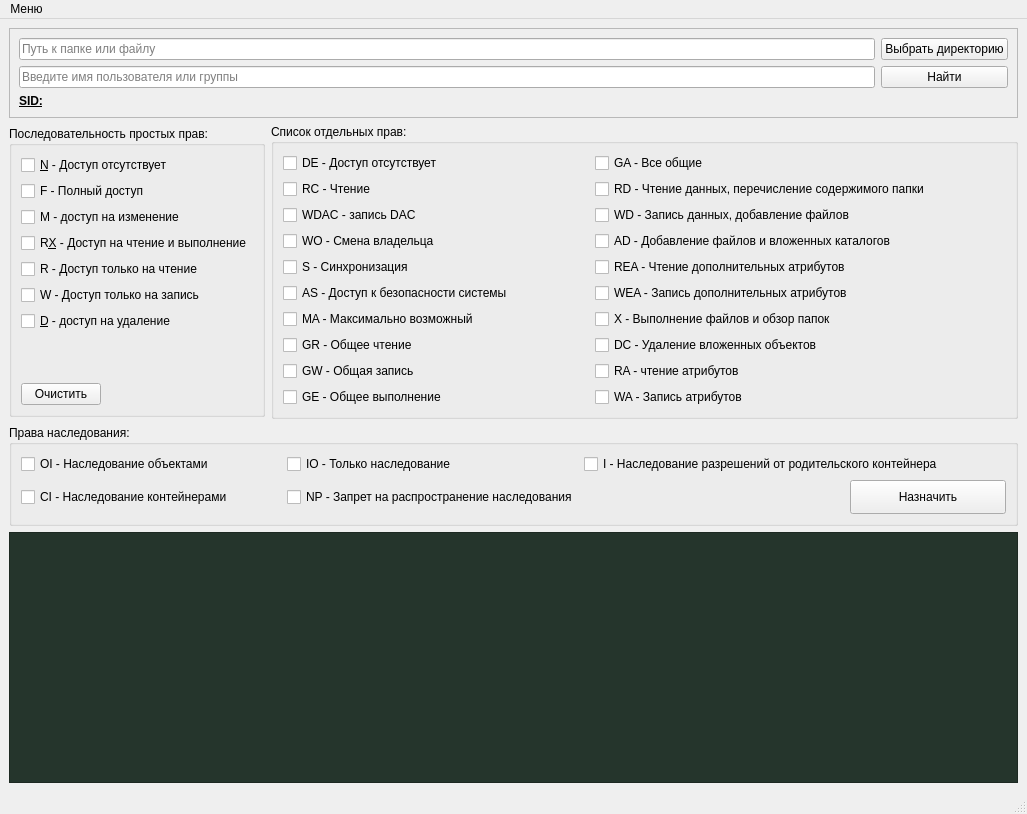
Qt form PyQTT/xCacls_shell/iCaclsGUI_2.ui (erfaenda/PiuPiu) before a commit.
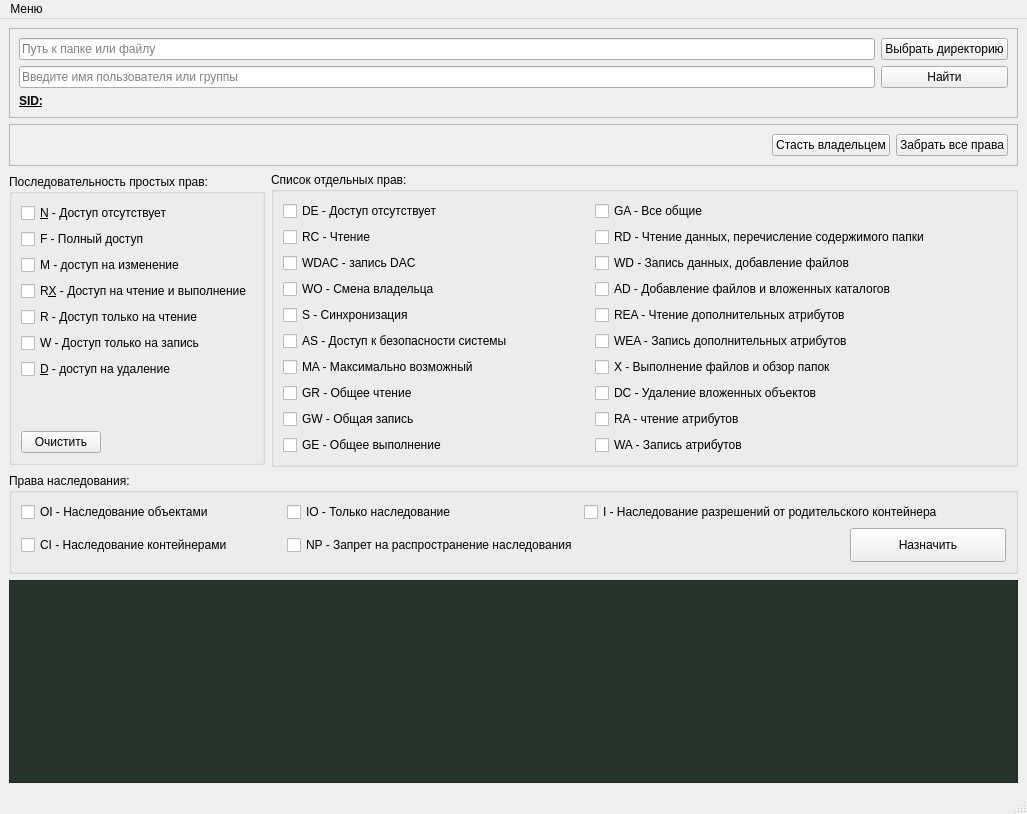
The same form after that commit.

```diff
--- a/PyQTT/xCacls_shell/iCaclsGUI_2.ui
+++ b/PyQTT/xCacls_shell/iCaclsGUI_2.ui
@@ -14,8 +14,70 @@
    <string>iCacls Shell alpha</string>
   </property>
   <widget class="QWidget" name="centralwidget">
-   <layout class="QGridLayout" name="gridLayout_5">
-    <item row="1" column="1">
+   <layout class="QGridLayout" name="gridLayout_3">
+    <item row="0" column="0" colspan="2">
+     <widget class="QFrame" name="frame">
+      <property name="frameShape">
+       <enum>QFrame::StyledPanel</enum>
+      </property>
+      <property name="frameShadow">
+       <enum>QFrame::Raised</enum>
+      </property>
+      <layout class="QGridLayout" name="gridLayout">
+       <item row="0" column="0">
+        <widget class="QLineEdit" name="lineEdit">
+         <property name="placeholderText">
+          <string>Путь к папке или файлу</string>
+         </property>
+        </widget>
+       </item>
+       <item row="2" column="0">
+        <widget class="QLabel" name="label">
+         <property name="font">
+          <font>
+           <weight>75</weight>
+           <bold>true</bold>
+           <underline>true</underline>
+          </font>
+         </property>
+         <property name="text">
+          <string>SID:</string>
+         </property>
+        </widget>
+       </item>
+       <item row="0" column="1">
+        <widget class="QPushButton" name="pushButton">
+         <property name="text">
+          <string>Выбрать директорию</string>
+         </property>
+        </widget>
+       </item>
+       <item row="1" column="0">
+        <widget class="QLineEdit" name="lineEdit_2">
+         <property name="placeholderText">
+          <string>Введите имя пользователя или группы</string>
+         </property>
+        </widget>
+       </item>
+       <item row="1" column="1">
+        <widget class="QPushButton" name="pushButton_2">
+         <property name="text">
+          <string>Найти</string>
+         </property>
+        </widget>
+       </item>
+      </layout>
+     </widget>
+    </item>
+    <item row="4" column="0" colspan="2">
+     <widget class="QPlainTextEdit" name="plainTextEdit">
+      <property name="styleSheet">
+       <string notr="true">background:rgb(37, 53, 44);color: rgb(212, 255, 212)
+</string>
+      </property>
+     </widget>
+    </item>
+    <item row="2" column="1">
      <widget class="QGroupBox" name="groupBox_2">
       <property name="sizePolicy">
        <sizepolicy hsizetype="Preferred" vsizetype="Fixed">
@@ -256,7 +318,115 @@
       </layout>
      </widget>
     </item>
-    <item row="2" column="0" colspan="2">
+    <item row="2" column="0">
+     <widget class="QGroupBox" name="groupBox">
+      <property name="sizePolicy">
+       <sizepolicy hsizetype="Preferred" vsizetype="Fixed">
+        <horstretch>0</horstretch>
+        <verstretch>0</verstretch>
+       </sizepolicy>
+      </property>
+      <property name="styleSheet">
+       <string notr="true"/>
+      </property>
+      <property name="title">
+       <string>Последовательность простых прав:</string>
+      </property>
+      <layout class="QFormLayout" name="formLayout">
+       <item row="8" column="0">
+        <widget class="QPushButton" name="pushButton_4">
+         <property name="text">
+          <string>Очистить</string>
+         </property>
+        </widget>
+       </item>
+       <item row="7" column="0">
+        <spacer name="verticalSpacer_2">
+         <property name="orientation">
+          <enum>Qt::Vertical</enum>
+         </property>
+         <property name="sizeHint" stdset="0">
+          <size>
+           <width>20</width>
+           <height>40</height>
+          </size>
+         </property>
+        </spacer>
+       </item>
+       <item row="0" column="0">
+        <widget class="QCheckBox" name="checkBox_26">
+         <property name="text">
+          <string>&amp;N - Доступ отсутствует</string>
+         </property>
+         <attribute name="buttonGroup">
+          <string notr="true">buttonGroup</string>
+         </attribute>
+        </widget>
+       </item>
+       <item row="1" column="0">
+        <widget class="QCheckBox" name="checkBox_27">
+         <property name="text">
+          <string>F - Полный доступ</string>
+         </property>
+         <attribute name="buttonGroup">
+          <string notr="true">buttonGroup</string>
+         </attribute>
+        </widget>
+       </item>
+       <item row="2" column="0">
+        <widget class="QCheckBox" name="checkBox_28">
+         <property name="text">
+          <string>M - доступ на изменение</string>
+         </property>
+         <attribute name="buttonGroup">
+          <string notr="true">buttonGroup</string>
+         </attribute>
+        </widget>
+       </item>
+       <item row="3" column="0">
+        <widget class="QCheckBox" name="checkBox_29">
+         <property name="text">
+          <string>R&amp;X - Доступ на чтение и выполнение</string>
+         </property>
+         <attribute name="buttonGroup">
+          <string notr="true">buttonGroup</string>
+         </attribute>
+        </widget>
+       </item>
+       <item row="4" column="0">
+        <widget class="QCheckBox" name="checkBox_31">
+         <property name="text">
+          <string>R - Доступ только на чтение</string>
+         </property>
+         <attribute name="buttonGroup">
+          <string notr="true">buttonGroup</string>
+         </attribute>
+        </widget>
+       </item>
+       <item row="5" column="0">
+        <widget class="QCheckBox" name="checkBox_32">
+         <property name="text">
+          <string>W - Доступ только на запись</string>
+         </property>
+         <attribute name="buttonGroup">
+          <string notr="true">buttonGroup</string>
+         </attribute>
+        </widget>
+       </item>
+       <item row="6" column="0">
+        <widget class="QCheckBox" name="checkBox_30">
+         <property name="text">
+          <string>&amp;D - доступ на удаление</string>
+         </property>
+         <attribute name="buttonGroup">
+          <string notr="true">buttonGroup</string>
+         </attribute>
+        </widget>
+       </item>
+      </layout>
+     </widget>
+    </item>
+    <item row="3" column="0" colspan="2">
      <widget class="QGroupBox" name="groupBox_3">
       <property name="sizePolicy">
        <sizepolicy hsizetype="Preferred" vsizetype="Fixed">
@@ -352,176 +522,51 @@
       </layout>
      </widget>
     </item>
-    <item row="1" column="0">
-     <widget class="QGroupBox" name="groupBox">
-      <property name="sizePolicy">
-       <sizepolicy hsizetype="Preferred" vsizetype="Fixed">
-        <horstretch>0</horstretch>
-        <verstretch>0</verstretch>
-       </sizepolicy>
+    <item row="1" column="0" colspan="2">
+     <widget class="QFrame" name="frame_2">
+      <property name="minimumSize">
+       <size>
+        <width>0</width>
+        <height>0</height>
+       </size>
       </property>
-      <property name="styleSheet">
-       <string notr="true"/>
-      </property>
-      <property name="title">
-       <string>Последовательность простых прав:</string>
-      </property>
-      <layout class="QFormLayout" name="formLayout">
-       <item row="8" column="0">
-        <widget class="QPushButton" name="pushButton_4">
-         <property name="text">
-          <string>Очистить</string>
-         </property>
-        </widget>
-       </item>
-       <item row="7" column="0">
-        <spacer name="verticalSpacer_2">
-         <property name="orientation">
-          <enum>Qt::Vertical</enum>
-         </property>
-         <property name="sizeHint" stdset="0">
-          <size>
-           <width>20</width>
-           <height>40</height>
-          </size>
-         </property>
-        </spacer>
-       </item>
-       <item row="0" column="0">
-        <widget class="QCheckBox" name="checkBox_26">
-         <property name="text">
-          <string>&amp;N - Доступ отсутствует</string>
-         </property>
-         <attribute name="buttonGroup">
-          <string notr="true">buttonGroup</string>
-         </attribute>
-        </widget>
-       </item>
-       <item row="1" column="0">
-        <widget class="QCheckBox" name="checkBox_27">
-         <property name="text">
-          <string>F - Полный доступ</string>
-         </property>
-         <attribute name="buttonGroup">
-          <string notr="true">buttonGroup</string>
-         </attribute>
-        </widget>
-       </item>
-       <item row="2" column="0">
-        <widget class="QCheckBox" name="checkBox_28">
-         <property name="text">
-          <string>M - доступ на изменение</string>
-         </property>
-         <attribute name="buttonGroup">
-          <string notr="true">buttonGroup</string>
-         </attribute>
-        </widget>
-       </item>
-       <item row="3" column="0">
-        <widget class="QCheckBox" name="checkBox_29">
-         <property name="text">
-          <string>R&amp;X - Доступ на чтение и выполнение</string>
-         </property>
-         <attribute name="buttonGroup">
-          <string notr="true">buttonGroup</string>
-         </attribute>
-        </widget>
-       </item>
-       <item row="4" column="0">
-        <widget class="QCheckBox" name="checkBox_31">
-         <property name="text">
-          <string>R - Доступ только на чтение</string>
-         </property>
-         <attribute name="buttonGroup">
-          <string notr="true">buttonGroup</string>
-         </attribute>
-        </widget>
-       </item>
-       <item row="5" column="0">
-        <widget class="QCheckBox" name="checkBox_32">
-         <property name="text">
-          <string>W - Доступ только на запись</string>
-         </property>
-         <attribute name="buttonGroup">
-          <string notr="true">buttonGroup</string>
-         </attribute>
-        </widget>
-       </item>
-       <item row="6" column="0">
-        <widget class="QCheckBox" name="checkBox_30">
-         <property name="text">
-          <string>&amp;D - доступ на удаление</string>
-         </property>
-         <attribute name="buttonGroup">
-          <string notr="true">buttonGroup</string>
-         </attribute>
-        </widget>
-       </item>
-      </layout>
-     </widget>
-    </item>
-    <item row="0" column="0" colspan="2">
-     <widget class="QFrame" name="frame">
       <property name="frameShape">
        <enum>QFrame::StyledPanel</enum>
       </property>
       <property name="frameShadow">
        <enum>QFrame::Raised</enum>
       </property>
-      <layout class="QGridLayout" name="gridLayout">
+      <layout class="QGridLayout" name="gridLayout_5">
+       <item row="0" column="2">
+        <widget class="QPushButton" name="pushButton_5">
+         <property name="text">
+          <string>Забрать все права</string>
+         </property>
+        </widget>
+       </item>
        <item row="0" column="1">
-        <widget class="QPushButton" name="pushButton">
+        <widget class="QPushButton" name="pushButton_6">
          <property name="text">
-          <string>Выбрать директорию</string>
-         </property>
-        </widget>
-       </item>
-       <item row="1" column="1">
-        <widget class="QPushButton" name="pushButton_2">
-         <property name="text">
-          <string>Найти</string>
+          <string>Стасть владельцем</string>
          </property>
         </widget>
        </item>
        <item row="0" column="0">
-        <widget class="QLineEdit" name="lineEdit">
-         <property name="placeholderText">
-          <string>Путь к папке или файлу</string>
+        <spacer name="horizontalSpacer_3">
+         <property name="orientation">
+          <enum>Qt::Horizontal</enum>
          </property>
-        </widget>
-       </item>
-       <item row="1" column="0">
-        <widget class="QLineEdit" name="lineEdit_2">
-         <property name="placeholderText">
-          <string>Введите имя пользователя или группы</string>
+         <property name="sizeHint" stdset="0">
+          <size>
+           <width>40</width>
+           <height>20</height>
+          </size>
          </property>
-        </widget>
-       </item>
-       <item row="2" column="0">
-        <widget class="QLabel" name="label">
-         <property name="font">
-          <font>
-           <weight>75</weight>
-           <bold>true</bold>
-           <underline>true</underline>
-          </font>
-         </property>
-         <property name="text">
-          <string>SID:</string>
-         </property>
-        </widget>
+        </spacer>
        </item>
       </layout>
      </widget>
     </item>
-    <item row="3" column="0" colspan="2">
-     <widget class="QPlainTextEdit" name="plainTextEdit">
-      <property name="styleSheet">
-       <string notr="true">background:rgb(37, 53, 44);color: rgb(212, 255, 212)
-</string>
-      </property>
-     </widget>
-    </item>
    </layout>
   </widget>
   <widget class="QMenuBar" name="menubar">
```
Left out of the diff: 4 changed lines with no effect on the pictures.
